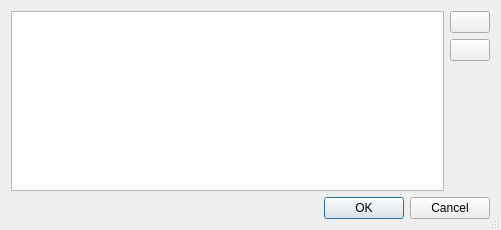
First picture: the form in rc/feedmgrdlg.ui, repository guendto/abby, before the edit.
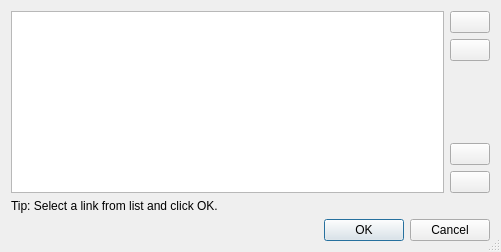
Second picture: the form after the edit. Icons and pictures are not drawn.

Commit message: Feed manager: tweak UI, add new functions.

Patch:
```diff
--- a/rc/feedmgrdlg.ui
+++ b/rc/feedmgrdlg.ui
@@ -10,7 +10,7 @@
     <x>0</x>
     <y>0</y>
     <width>501</width>
-    <height>230</height>
+    <height>252</height>
    </rect>
   </property>
   <property name="windowTitle" >
@@ -50,7 +50,7 @@
         </widget>
        </item>
        <item>
-        <widget class="QPushButton" name="removeButton" >
+        <widget class="QPushButton" name="pasteButton" >
          <property name="toolTip" >
           <string>Remove selected links</string>
          </property>
@@ -76,11 +76,58 @@
          </property>
         </spacer>
        </item>
+       <item>
+        <widget class="QPushButton" name="removeButton" >
+         <property name="toolTip" >
+          <string>Remove selected</string>
+         </property>
+         <property name="text" >
+          <string/>
+         </property>
+         <property name="icon" >
+          <iconset resource="abby.qrc" >
+           <normaloff>:/list-remove.png</normaloff>:/list-remove.png</iconset>
+         </property>
+         <property name="iconSize" >
+          <size>
+           <width>16</width>
+           <height>16</height>
+          </size>
+         </property>
+        </widget>
+       </item>
+       <item>
+        <widget class="QPushButton" name="clearButton" >
+         <property name="toolTip" >
+          <string>Clear list</string>
+         </property>
+         <property name="text" >
+          <string/>
+         </property>
+         <property name="icon" >
+          <iconset resource="abby.qrc" >
+           <normaloff>:/edit-clear.png</normaloff>:/edit-clear.png</iconset>
+         </property>
+         <property name="iconSize" >
+          <size>
+           <width>16</width>
+           <height>16</height>
+          </size>
+         </property>
+        </widget>
+       </item>
       </layout>
      </item>
     </layout>
    </item>
    <item row="1" column="0" >
+    <widget class="QLabel" name="label" >
+     <property name="text" >
+      <string>Tip: Select a link from list and click OK.</string>
+     </property>
+    </widget>
+   </item>
+   <item row="2" column="0" >
     <widget class="QDialogButtonBox" name="buttonBox" >
      <property name="orientation" >
       <enum>Qt::Horizontal</enum>
```
Left out of the diff: 72 changed lines with no effect on the pictures. The commit also changes 2 other files.
